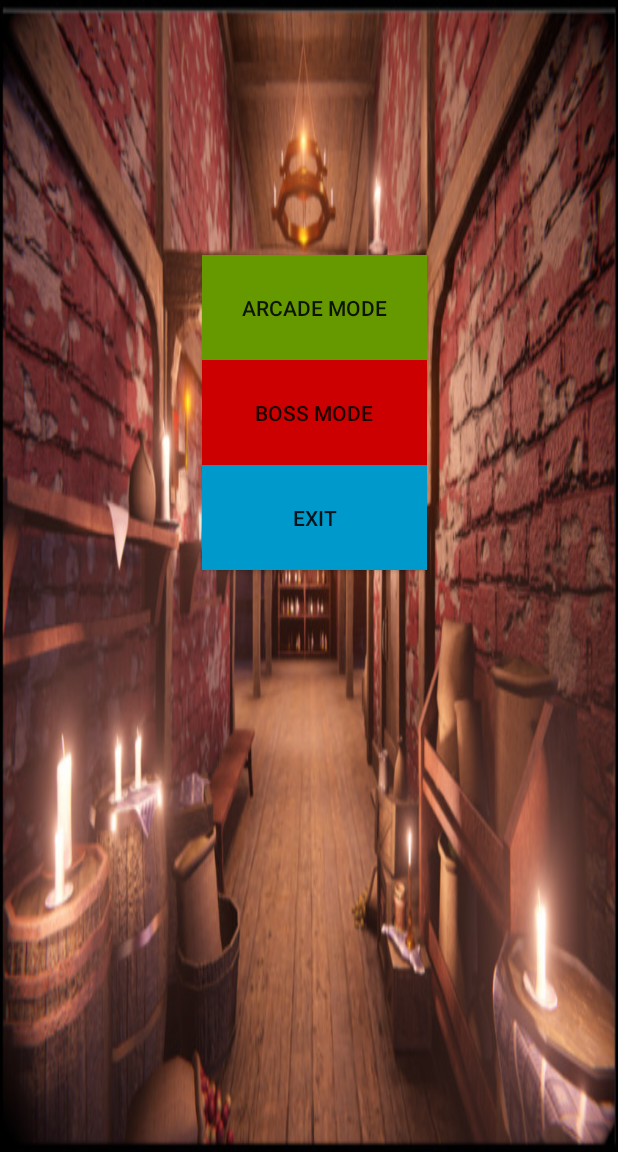
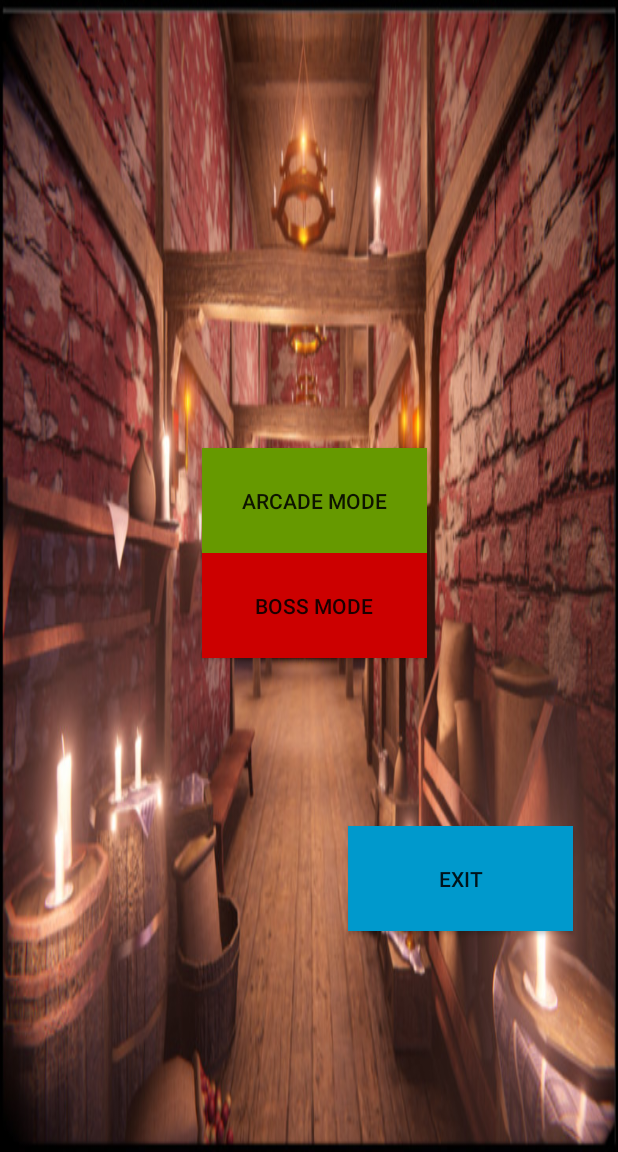
Before and after one commit to Lecodeurfou/Tap_Block, an Android app: the screen it shows after launch (MainActivity), on a phone screen of 412 x 824 dp, the part 84-1236 px from its top. Run offline under Robolectric (Android 15) with nearby library versions, the phone set to English and light mode, and no system bars.

Commit message:
Minor change
Changing button place

```diff
--- a/app/src/main/res/layout/activity_main.xml
+++ b/app/src/main/res/layout/activity_main.xml
@@ -37,10 +37,15 @@
         android:id="@+id/btn2"
         android:layout_width="150dp"
         android:layout_height="70dp"
-        android:layout_marginEnd="127dp"
+        android:layout_marginStart="218dp"
+        android:layout_marginTop="112dp"
+        android:layout_marginEnd="16dp"
+        android:layout_marginBottom="19dp"
         android:background="@android:color/holo_blue_dark"
         android:text="@string/exit"
+        app:layout_constraintBottom_toBottomOf="parent"
         app:layout_constraintEnd_toEndOf="parent"
+        app:layout_constraintStart_toStartOf="parent"
         app:layout_constraintTop_toBottomOf="@+id/btn3" />
 
 
```
